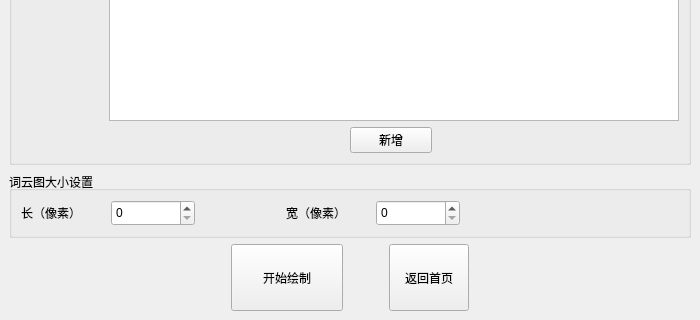
CFRFREE/WordCloud, file resources/Weight.ui: the form before one commit; both pictures show x 0 to 700 and y 380 to 700 of the 700 by 700 pixel window.
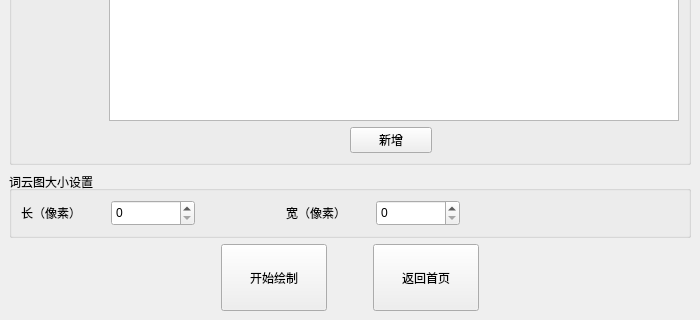
The form after the commit.

```diff
--- a/resources/Weight.ui
+++ b/resources/Weight.ui
@@ -281,7 +281,7 @@
      </widget>
     </item>
     <item>
-     <layout class="QHBoxLayout" name="horizontalLayout_5" stretch="2,1,0,0,2">
+     <layout class="QHBoxLayout" name="horizontalLayout_5" stretch="2,1,0,1,2">
       <item>
        <spacer name="horizontalSpacer">
         <property name="orientation">
```
